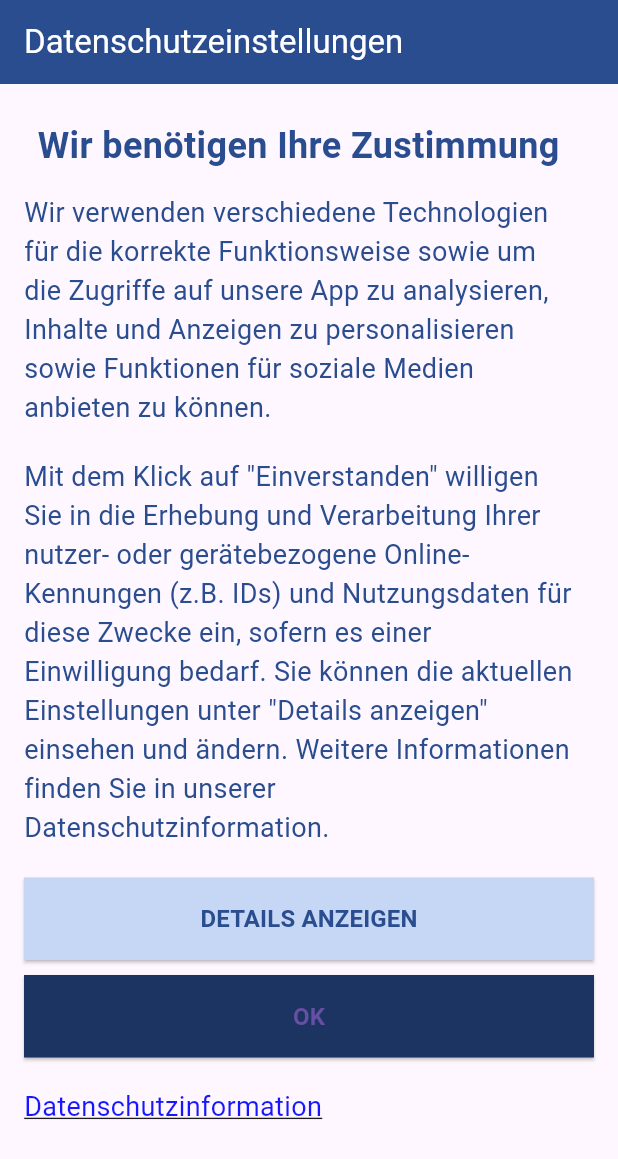
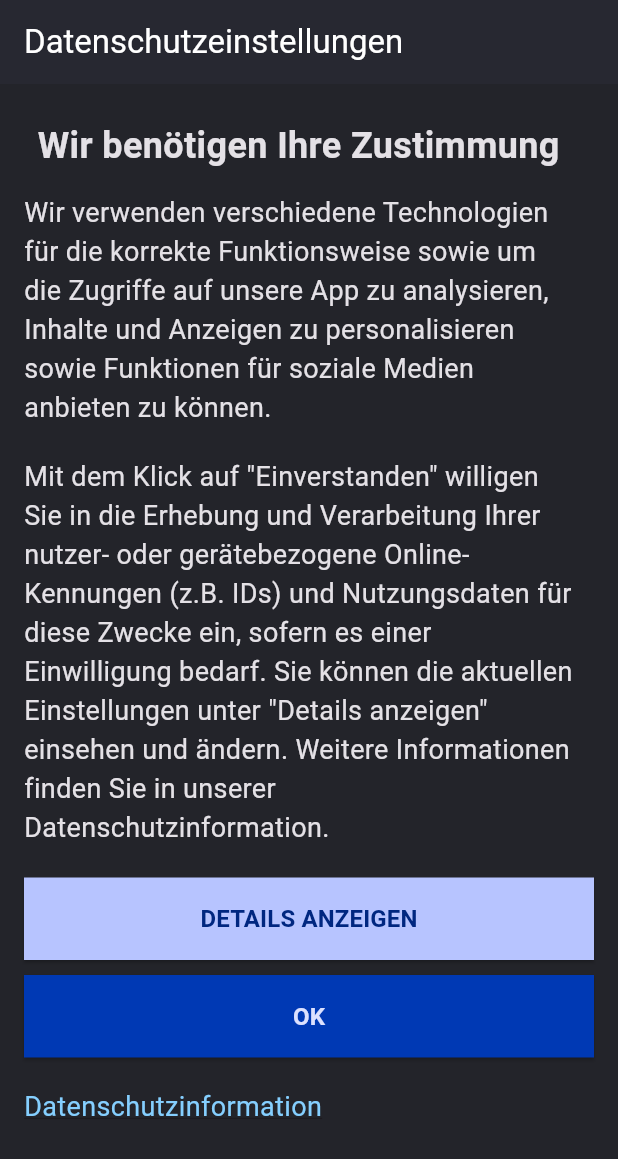
Before and after one commit to DerKrull/OrganizerApp, a Flutter app: the screen it shows after launch, on a phone screen of 412 x 824 dp. Shown: the top 1159 px of the screen. Run offline on Flutter 3.47's test engine with Material 2 defaults, Android fonts, the phone set to English and light mode, and no system bars; our stand-ins replace cached_network_image, cloud_firestore, dropdown_textfield, firebase_core, flutter_colorpicker, flutter_svg and 3 more; missing offline and left inert: month_picker_dialog_2; accounts and stored records are empty.

Commit message:
Change Colors

```diff
--- a/lib/screens/DataPrivacyScreen.dart
+++ b/lib/screens/DataPrivacyScreen.dart
@@ -1,4 +1,5 @@
 import 'package:flutter/material.dart';
+import 'package:organizer_app/core/app_export.dart';
 import 'package:organizer_app/screens/HomeScreen.dart';
 
 class DataPrivacyScreen extends StatelessWidget {
@@ -6,32 +7,30 @@ class DataPrivacyScreen extends StatelessWidget {
 
   @override
   Widget build(BuildContext context) {
-    double width = MediaQuery
-        .of(context)
-        .size
-        .width;
+    double width = MediaQuery.of(context).size.width;
 
     return Scaffold(
       appBar: AppBar(
-        backgroundColor: Color.fromARGB(255, 42, 77, 143),
+        backgroundColor: CustomMaterialThemeColorConstant.dark.surface2,
         title: const Text(
           "Datenschutzeinstellungen",
-          style: TextStyle(
-            color: Colors.white
-          ),
+          style: TextStyle(color: Colors.white),
         ),
         centerTitle: false,
       ),
-      body: SingleChildScrollView(
+      body: Container(
+        color: CustomMaterialThemeColorConstant.dark.surface1,
+        height: MediaQuery.of(context).size.height,
+        child: SingleChildScrollView(
           child: Column(
             children: [
               Padding(
                 padding: const EdgeInsets.fromLTRB(16.0, 24.0, 30.0, 0),
                 child: Container(
-                child: const Text(
+                  child: Text(
                     "Wir benötigen Ihre Zustimmung",
                     style: TextStyle(
-                    color: Color.fromARGB(255, 42, 77, 143),
+                      color: CustomMaterialThemeColorConstant.dark.onSurface,
                       fontWeight: FontWeight.bold,
                       fontSize: 24.0,
                     ),
@@ -71,15 +70,16 @@ class DataPrivacyScreen extends StatelessWidget {
                 style: ElevatedButton.styleFrom(
                     minimumSize: const Size(380, 55),
                     maximumSize: const Size(380, 55),
-                  backgroundColor: const Color.fromARGB(255, 198, 215, 245),
+                    backgroundColor:
+                        CustomMaterialThemeColorConstant.dark.primary,
                     shape: const RoundedRectangleBorder(
                       borderRadius: BorderRadius.zero,
                     )),
                 onPressed: () => print("Details Anzeigen"),
-              child: const Text(
+                child: Text(
                   "DETAILS ANZEIGEN",
                   style: TextStyle(
-                  color: Color.fromARGB(255, 42, 77, 143),
+                    color: CustomMaterialThemeColorConstant.dark.onPrimary,
                     fontWeight: FontWeight.bold,
                     fontSize: 16,
                   ),
@@ -90,21 +90,24 @@ class DataPrivacyScreen extends StatelessWidget {
                 style: ElevatedButton.styleFrom(
                     minimumSize: const Size(380, 55),
                     maximumSize: const Size(380, 55),
-                  backgroundColor: const Color.fromARGB(255, 28, 52, 97),
+                    backgroundColor:
+                        CustomMaterialThemeColorConstant.dark.primaryContainer,
                     shape: const RoundedRectangleBorder(
                       borderRadius: BorderRadius.zero,
                     )),
                 onPressed: () {
                   Navigator.pushReplacement(
                       context,
-                    MaterialPageRoute(builder: (context) => const HomeScreen()));
+                      MaterialPageRoute(
+                          builder: (context) => const HomeScreen()));
                 },
-              child: const Text(
+                child: Text(
                   "OK",
                   style: TextStyle(
                       fontWeight: FontWeight.bold,
-                    fontSize: 16
-                ),
+                      fontSize: 16,
+                      color: CustomMaterialThemeColorConstant
+                          .dark.onPrimaryContainer),
                 ),
               ),
               buildWhiteSpace(height: 20.0),
@@ -114,10 +117,10 @@ class DataPrivacyScreen extends StatelessWidget {
                   width: width,
                   child: GestureDetector(
                     onTap: () => print("Datenschutzinformation"),
-                  child: const Text(
+                    child: Text(
                       "Datenschutzinformation",
                       style: TextStyle(
-                      color: Color.fromARGB(255, 22, 22, 255),
+                        color: CustomMaterialThemeColorConstant.dark.tertiary,
                         decoration: TextDecoration.underline,
                         fontSize: 18,
                       ),
@@ -125,8 +128,10 @@ class DataPrivacyScreen extends StatelessWidget {
                     ),
                   ),
                 ),
-            )
+              ),
+              buildWhiteSpace(height: 20.0)
             ],
+          ),
         ),
       ),
     );
@@ -136,7 +141,7 @@ class DataPrivacyScreen extends StatelessWidget {
     return Text(
       text,
       style: TextStyle(
-        color: Color.fromARGB(255, 42, 77, 143),
+        color: CustomMaterialThemeColorConstant.dark.onSurface,
         fontSize: size,
       ),
     );
```
Lines whose indentation alone changed are shown as unchanged.
